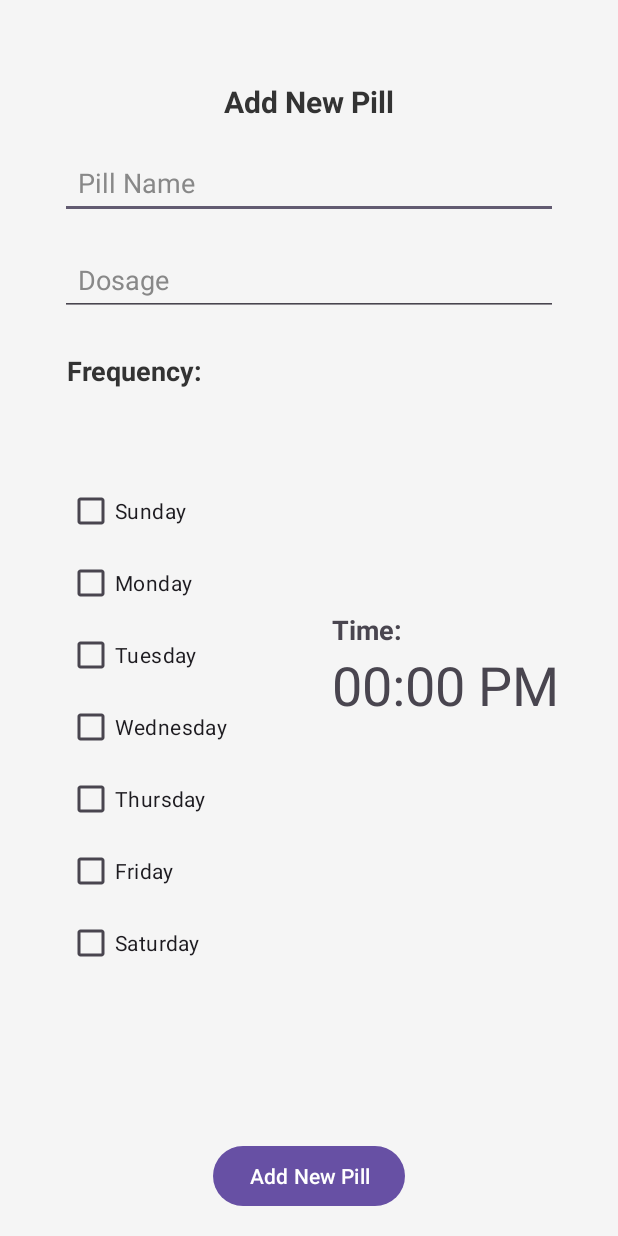
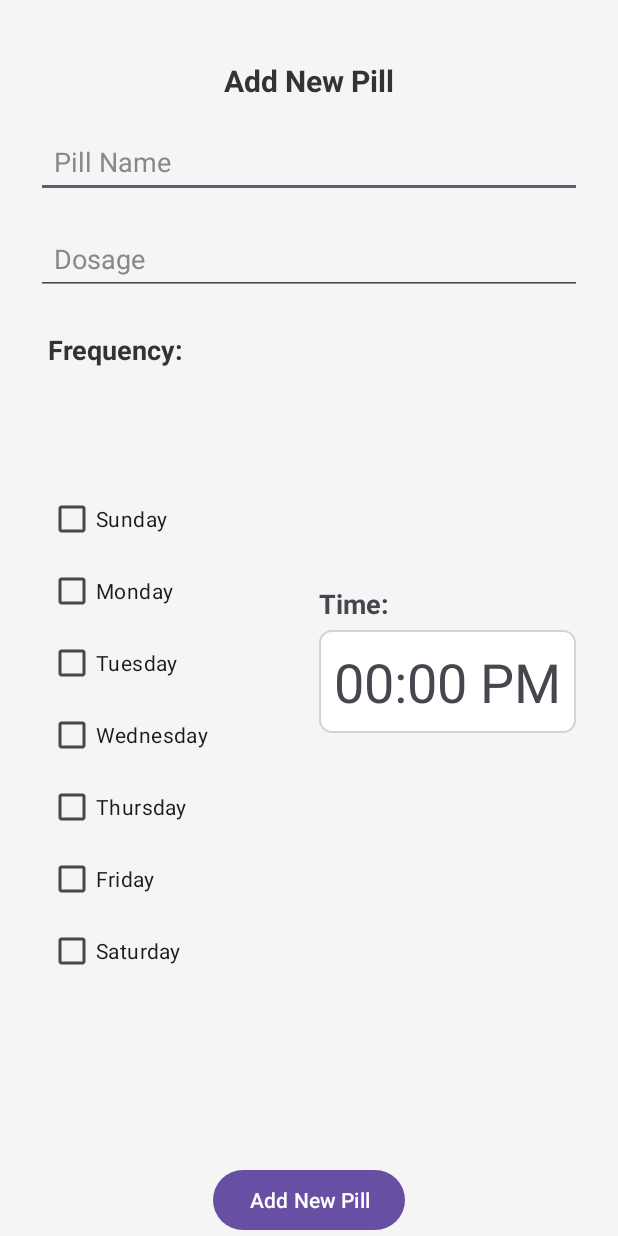
Before and after one commit to mwmchamp/DreamTeamHP, an Android app: the AddPillActivity screen opened directly, with no data from a screen before it, on a phone screen of 412 x 824 dp. Run offline under Robolectric (Android 15) with nearby library versions, the phone set to English and light mode, and no system bars.

Commit message:
Starting notifications

```diff
--- a/app/build.gradle
+++ b/app/build.gradle
@@ -22,6 +22,11 @@ android {
             proguardFiles getDefaultProguardFile('proguard-android-optimize.txt'), 'proguard-rules.pro'
         }
     }
+
+    buildFeatures {
+        viewBinding true
+    }
+
     compileOptions {
         sourceCompatibility JavaVersion.VERSION_1_8
         targetCompatibility JavaVersion.VERSION_1_8
--- a/app/src/main/res/layout/activity_add_pill.xml
+++ b/app/src/main/res/layout/activity_add_pill.xml
@@ -5,7 +5,6 @@
     android:layout_width="match_parent"
     android:layout_height="match_parent"
     android:background="#F5F5F5"
-    android:padding="16dp"
     tools:context=".AddPillActivity">
 
     <TextView
@@ -127,6 +126,7 @@
         android:layout_width="wrap_content"
         android:layout_height="wrap_content"
         android:orientation="vertical"
+        android:padding="5dp"
         app:layout_constraintBottom_toBottomOf="@+id/linearLayout"
         app:layout_constraintEnd_toEndOf="parent"
         app:layout_constraintHorizontal_bias="0.75"
@@ -138,6 +138,7 @@
             android:layout_width="wrap_content"
             android:layout_height="wrap_content"
             android:text="Time:"
+            android:layout_marginBottom="5dp"
             android:textSize="18sp"
             android:textStyle="bold" />
 
@@ -145,6 +146,8 @@
             android:id="@+id/timeSelector"
             android:layout_width="wrap_content"
             android:layout_height="wrap_content"
+            android:background="@drawable/border"
+            android:padding="10dp"
             android:text="00:00 PM"
             android:textSize="36sp" />
     </LinearLayout>
```
Also changed, not shown: app/src/main/java/com/example/pilly/AlarmReceiver.java (+12 -1 lines), app/src/main/java/com/example/pilly/MainActivity.java (+11 -7 lines).
